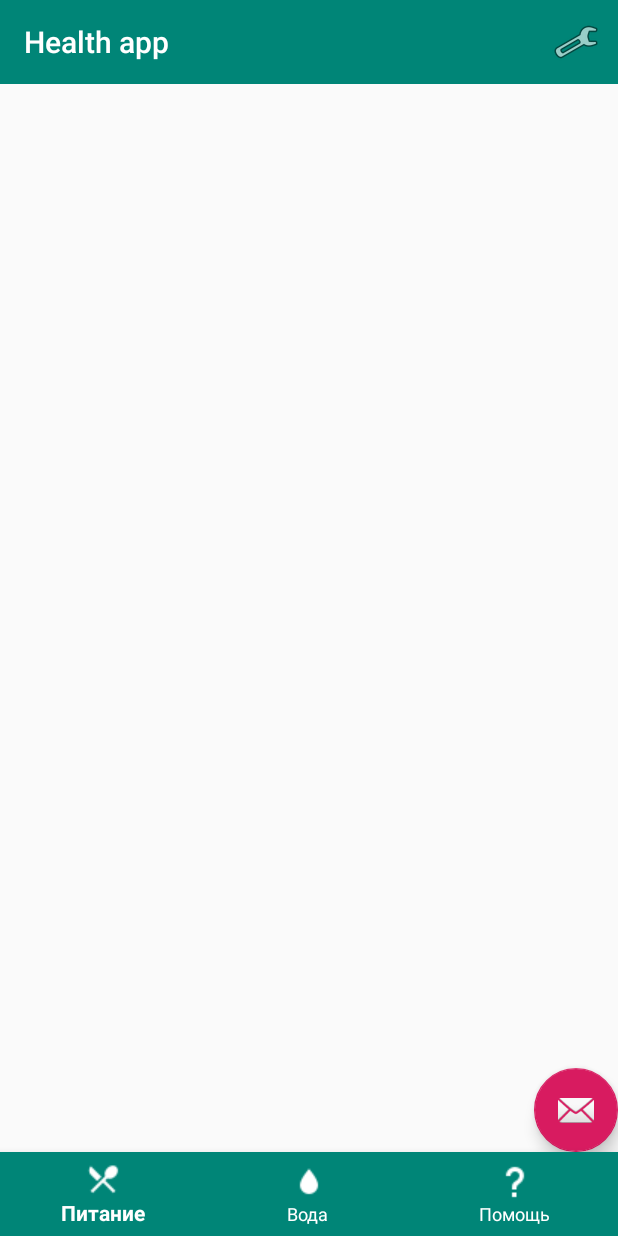
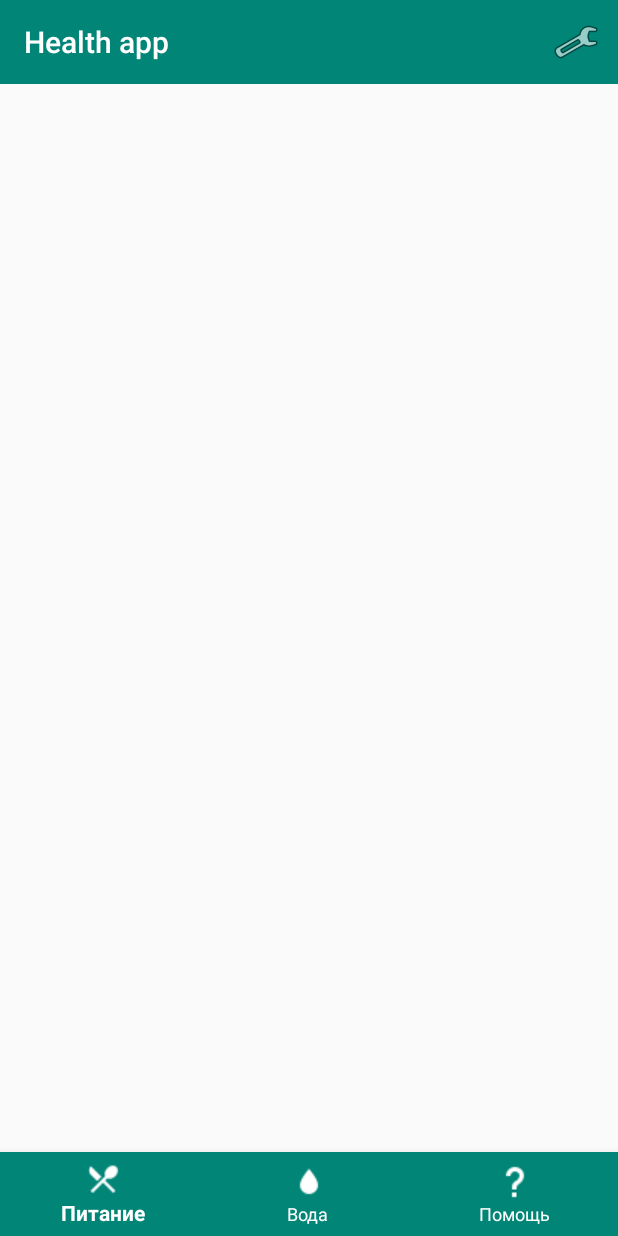
Before and after one commit to 32xlevel/FoodTracker, an Android app: the screen it shows after launch (MainActivity), on a phone screen of 412 x 824 dp. Run offline under Robolectric (Android 15) with nearby library versions, the phone set to English and light mode, and no system bars; libraries missing offline, so code that uses them is left out: net.danlew.android, org.jetbrains.anko; 4 statements that could not run were skipped.

Commit message:
FoodFragment

```diff
--- a/app/src/main/java/com/s32xlevel/foodtracker/controller/FoodFragment.kt
+++ b/app/src/main/java/com/s32xlevel/foodtracker/controller/FoodFragment.kt
@@ -5,9 +5,13 @@ import android.content.Context
 import android.os.Bundle
 import android.support.v4.app.Fragment
 import android.support.v7.app.AppCompatActivity
+import android.support.v7.widget.DividerItemDecoration
+import android.support.v7.widget.LinearLayoutManager
 import android.support.v7.widget.Toolbar
 import android.view.*
 import com.s32xlevel.foodtracker.R
+import com.s32xlevel.foodtracker.util.RecyclerFoodAdapter
+import kotlinx.android.synthetic.main.fragment_food.*
 
 
 class FoodFragment : Fragment() {
@@ -27,6 +31,11 @@ class FoodFragment : Fragment() {
         return rootView
     }
 
+    override fun onViewCreated(view: View, savedInstanceState: Bundle?) {
+        super.onViewCreated(view, savedInstanceState)
+        recyclerWork()
+    }
+
     override fun onCreateOptionsMenu(menu: Menu?, inflater: MenuInflater?) {
         inflater!!.inflate(R.menu.main_menu, menu)
     }
@@ -37,4 +46,19 @@ class FoodFragment : Fragment() {
         }
         return super.onOptionsItemSelected(item)
     }
+
+    private fun recyclerWork() {
+        val layoutManager = LinearLayoutManager(context!!)
+        food_recycler_id.layoutManager = layoutManager
+
+        val recyclerAdapter = RecyclerFoodAdapter(context!!)
+        recyclerAdapter.listener = object : RecyclerFoodAdapter.Listener {
+            override fun onClick() {
+                // TODO realize
+            }
+        }
+
+        food_recycler_id.adapter = recyclerAdapter
+        food_recycler_id.addItemDecoration(DividerItemDecoration(context!!, layoutManager.orientation))
+    }
 }
--- a/app/src/main/java/com/s32xlevel/foodtracker/controller/WaterFragment.kt
+++ b/app/src/main/java/com/s32xlevel/foodtracker/controller/WaterFragment.kt
@@ -64,7 +64,7 @@ class WaterFragment : Fragment() {
 
     private fun fillCurrentDate() {
         val dateTime = DateTime()
-        current_date.text = "Сегодня ${dateTime.dayOfMonth} ${dateTime.monthOfYear().asText}"
+        current_date.text = "${dateTime.dayOfMonth} ${dateTime.monthOfYear().asText}"
     }
 
     private fun recyclerWork() {
--- a/app/src/main/java/com/s32xlevel/foodtracker/util/RecyclerFoodAdapter.kt
+++ b/app/src/main/java/com/s32xlevel/foodtracker/util/RecyclerFoodAdapter.kt
@@ -37,7 +37,7 @@ class RecyclerFoodAdapter(val context: Context) : RecyclerView.Adapter<RecyclerF
         val time = "${dish.timeReception!!.toLocalTime().toString("HH:mm")} - ${addedTime.toLocalTime().toString("HH:mm")}"
 
         viewHolder.typeName.text = dish.typeName
-        viewHolder.typeName.text = time
+        viewHolder.time.text = time
 
         viewHolder.itemView.setOnClickListener { listener!!.onClick() }
     }
--- a/app/src/main/res/layout/fragment_food.xml
+++ b/app/src/main/res/layout/fragment_food.xml
@@ -16,11 +16,4 @@
             android:layout_width="match_parent"
             android:layout_height="0dp"
             android:layout_weight="1"/>
-
-    <android.support.design.widget.FloatingActionButton
-            android:id="@+id/FAB_Food"
-            android:layout_gravity="bottom|end"
-            android:src="@android:drawable/ic_dialog_email"
-            android:layout_width="wrap_content"
-            android:layout_height="wrap_content"/>
 </LinearLayout>
--- a/app/src/main/res/layout/recycler_view_food.xml
+++ b/app/src/main/res/layout/recycler_view_food.xml
@@ -3,7 +3,7 @@
         xmlns:android="http://schemas.android.com/apk/res/android"
         android:orientation="horizontal"
         android:layout_width="match_parent"
-        android:layout_height="match_parent">
+        android:layout_height="wrap_content">
 
     <TextView
             android:id="@+id/food_recycler_typeName"
@@ -11,6 +11,7 @@
             android:layout_width="0dp"
             android:layout_weight="1"
             android:layout_marginStart="10dp"
+            android:textSize="30sp"
             android:layout_height="wrap_content"/>
 
     <TextView
```
Also changed, not shown: app/src/main/java/com/s32xlevel/foodtracker/util/FoodUtil.kt (+4 -4 lines).
